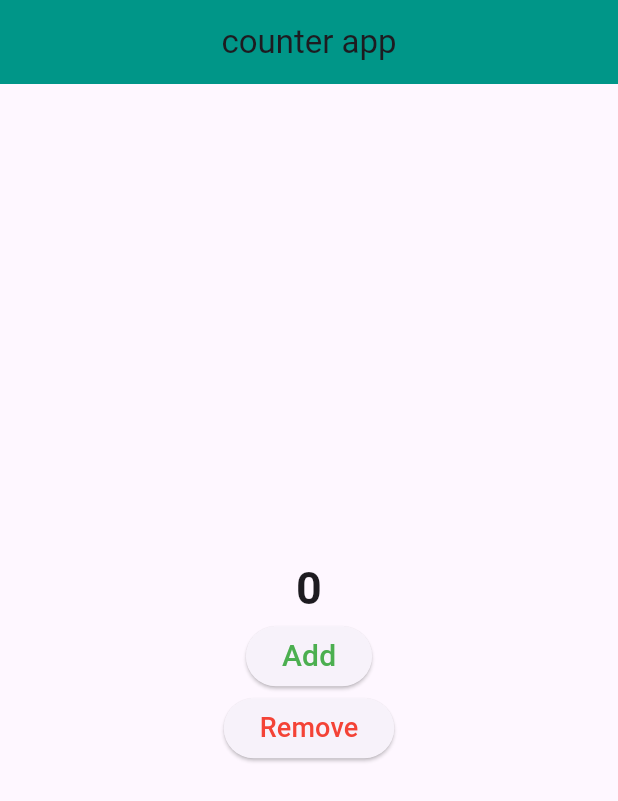
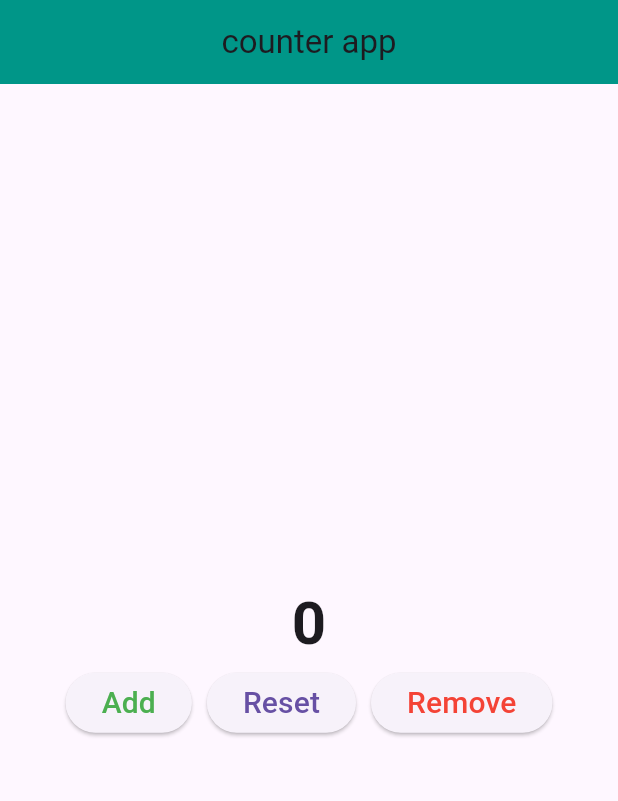
Before and after one commit to Ameer-Anas99/CounterAppProvider, a Flutter app: the screen it shows after launch, on a phone screen of 412 x 824 dp. Shown: the top 801 px of the screen. Run offline on Flutter 3.47's test engine with Material 3 defaults, Android fonts, the phone set to English and light mode, and no system bars.

Commit message:
reset function using provider

```diff
--- a/lib/controller/counter_provider.dart
+++ b/lib/controller/counter_provider.dart
@@ -11,4 +11,9 @@ class CounterProvider extends ChangeNotifier {
     counter--;
     notifyListeners();
   }
+
+  void reset() {
+    counter = 0;
+    notifyListeners();
+  }
 }
--- a/lib/view/counter_ui.dart
+++ b/lib/view/counter_ui.dart
@@ -30,11 +30,14 @@ class _CounterPageState extends State<CounterPage> {
                   value.counter.toString(),
 
                   style: const TextStyle(
-                      fontSize: 30, fontWeight: FontWeight.w600),
+                      fontSize: 40, fontWeight: FontWeight.w600),
                 );
               },
             ),
           ),
+          Row(
+            mainAxisAlignment: MainAxisAlignment.center,
+            children: [
               ElevatedButton(
                 onPressed: () {
                   // incrementcounter();
@@ -45,14 +48,28 @@ class _CounterPageState extends State<CounterPage> {
                   style: TextStyle(fontSize: 20, color: Colors.green),
                 ),
               ),
+              const SizedBox(
+                width: 10,
+              ),
+              ElevatedButton(
+                  onPressed: () {
+                    count.reset();
+                  },
+                  child: const Text(
+                    "Reset",
+                    style: TextStyle(fontSize: 20),
+                  )),
+              const SizedBox(width: 10),
               ElevatedButton(
                 onPressed: () {
                   count.reduce();
                 },
                 child: const Text(
                   "Remove",
-              style: TextStyle(fontSize: 18, color: Colors.red),
+                  style: TextStyle(fontSize: 20, color: Colors.red),
                 ),
+              ),
+            ],
           ),
         ],
       ),
```
Lines whose indentation alone changed are shown as unchanged.
